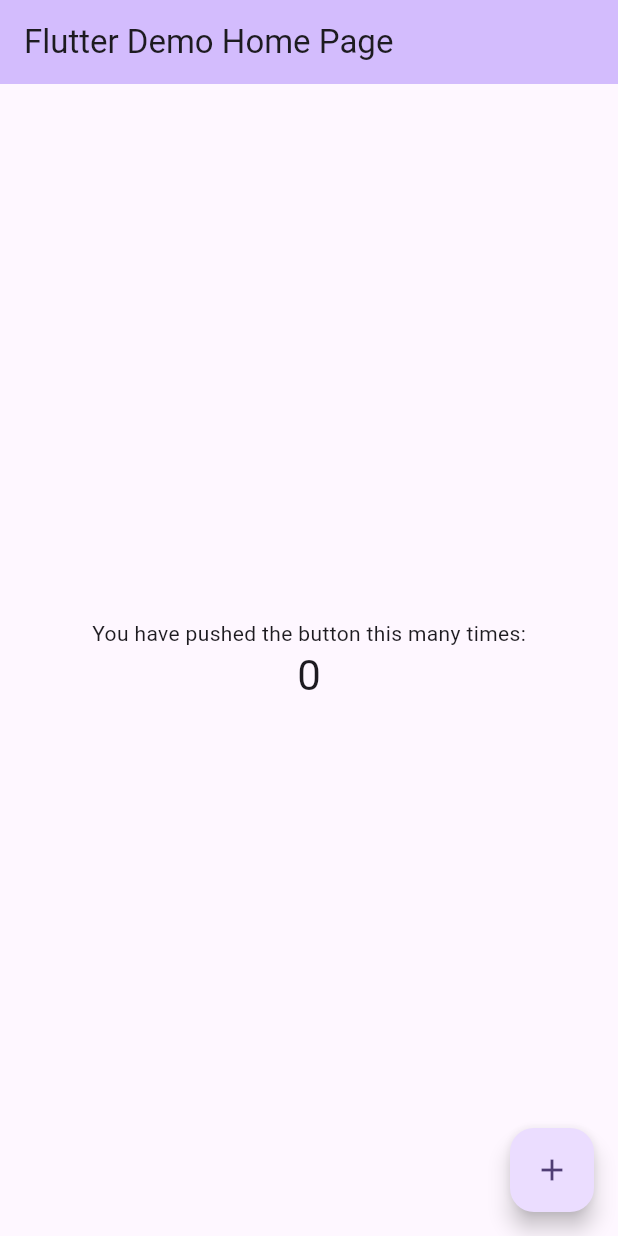
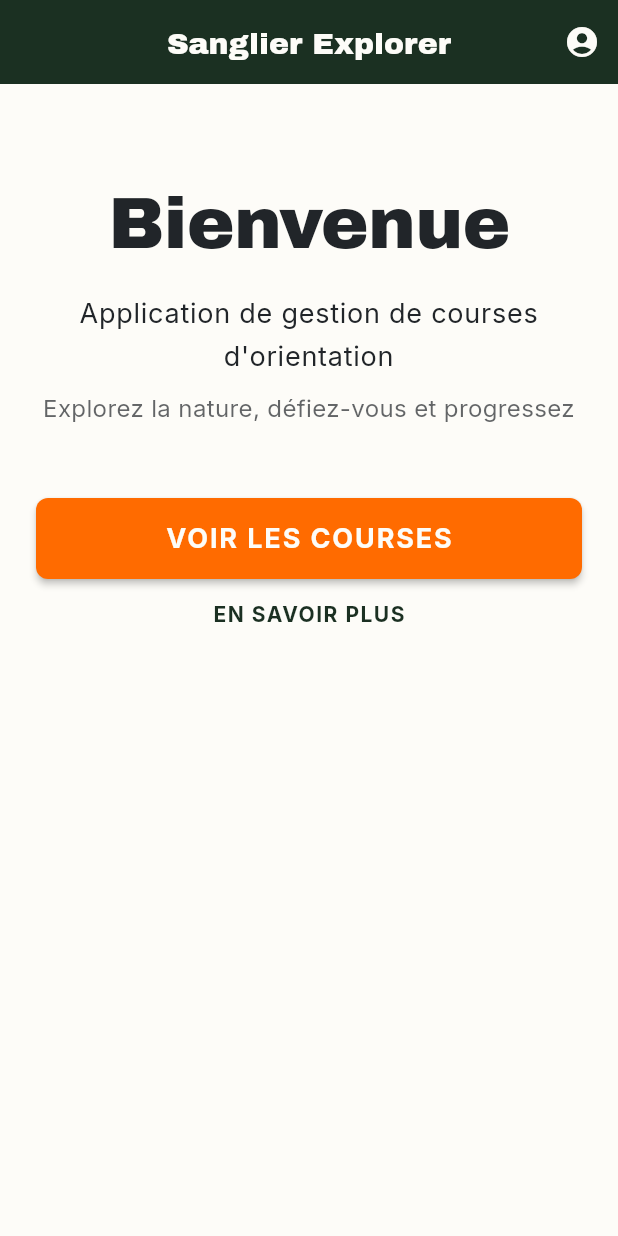
Before and after one commit to Gauthier-det/SAE_S5_mobile, a Flutter app: the screen it shows after launch, on a phone screen of 412 x 824 dp. Run offline on Flutter 3.47's test engine with Material 3 defaults, Android fonts, the phone set to English and light mode, and no system bars; our stand-ins replace google_fonts.

Commit message:
feat: add theme and typography setup

```diff
--- /dev/null
+++ b/lib/core/config/app_config.dart
@@ -0,0 +1,13 @@
+/// Application configuration constants
+class AppConfig {
+  AppConfig._();
+
+  /// Application name
+  static const String appName = 'Sanglier Explorer';
+
+  /// Application version
+  static const String appVersion = '1.0.0';
+
+  /// API Base URL
+  static const String apiBaseUrl = 'https://api.sanglier-explorer.fr';
+}
--- /dev/null
+++ b/lib/core/theme/app_colors.dart
@@ -0,0 +1,53 @@
+import 'package:flutter/material.dart';
+
+/// Palette de couleurs Sanglier Explorer
+///
+/// Inspirée par la nature et l'orientation forestière
+class AppColors {
+  AppColors._();
+
+  // ========================================
+  // Couleurs Primaires
+  // ========================================
+
+  /// Vert Sanglier - Couleur primaire de l'application
+  static const Color vertSanglier = Color(0xFF1B3022);
+
+  /// Mousse Profonde - Couleur secondaire
+  static const Color mousseProfonde = Color(0xFF2D5A27);
+
+  /// Orange Balise - Couleur d'accent pour les CTA
+  static const Color orangeBalise = Color(0xFFFF6B00);
+
+  // ========================================
+  // Couleurs Neutres
+  // ========================================
+
+  /// Bouleau - Fond de page principal
+  static const Color bouleau = Color(0xFFFDFCF8);
+
+  /// Charbon - Texte principal
+  static const Color charbon = Color(0xFF212529);
+
+  /// Galet - Inputs et gris clair
+  static const Color galet = Color(0xFFE9ECEF);
+
+  /// Écorce - Bordures et pied de page
+  static const Color ecorce = Color(0xFF7A5C43);
+
+  // ========================================
+  // Couleurs d'État
+  // ========================================
+
+  /// Succès (basé sur mousse profonde)
+  static const Color success = mousseProfonde;
+
+  /// Erreur
+  static const Color error = Color(0xFFDC3545);
+
+  /// Avertissement (basé sur orange balise)
+  static const Color warning = orangeBalise;
+
+  /// Info
+  static const Color info = Color(0xFF0DCAF0);
+}
--- /dev/null
+++ b/lib/core/theme/app_theme.dart
@@ -0,0 +1,169 @@
+import 'package:flutter/material.dart';
+
+import 'app_colors.dart';
+import 'app_typography.dart';
+
+/// Application theme configuration
+///
+/// Configuration complète du thème Sanglier Explorer avec :
+/// - Palette de couleurs nature/forêt
+/// - Typographies Google Fonts (Archivo Black + Inter)
+/// - Composants UI personnalisés
+class AppTheme {
+  AppTheme._();
+
+  /// Light theme configuration
+  static ThemeData get lightTheme {
+    return ThemeData(
+      useMaterial3: true,
+
+      // ========================================
+      // Color Scheme
+      // ========================================
+      colorScheme: ColorScheme(
+        brightness: Brightness.light,
+        primary: AppColors.vertSanglier,
+        onPrimary: AppColors.bouleau,
+        secondary: AppColors.mousseProfonde,
+        onSecondary: AppColors.bouleau,
+        tertiary: AppColors.orangeBalise,
+        onTertiary: AppColors.bouleau,
+        error: AppColors.error,
+        onError: AppColors.bouleau,
+        surface: AppColors.bouleau,
+        onSurface: AppColors.charbon,
+        surfaceContainerHighest: AppColors.galet,
+        outline: AppColors.ecorce,
+      ),
+
+      scaffoldBackgroundColor: AppColors.bouleau,
+
+      // ========================================
+      // Typography
+      // ========================================
+      textTheme: TextTheme(
+        // Titres
+        displayLarge: AppTypography.h1,
+        displayMedium: AppTypography.h2,
+        displaySmall: AppTypography.h3,
+        headlineLarge: AppTypography.h2,
+        headlineMedium: AppTypography.h3,
+        // Corps de texte
+        bodyLarge: AppTypography.bodyLarge,
+        bodyMedium: AppTypography.bodyMedium,
+        bodySmall: AppTypography.bodySmall,
+        // Labels
+        labelLarge: AppTypography.button,
+        labelMedium: AppTypography.labelForm,
+        labelSmall: AppTypography.caption,
+      ),
+
+      // ========================================
+      // AppBar Theme
+      // ========================================
+      appBarTheme: AppBarTheme(
+        centerTitle: true,
+        elevation: 0,
+        backgroundColor: AppColors.vertSanglier,
+        foregroundColor: AppColors.bouleau,
+        titleTextStyle: AppTypography.h3.copyWith(
+          color: AppColors.bouleau,
+          fontSize: 20,
+        ),
+        iconTheme: const IconThemeData(color: AppColors.bouleau),
+      ),
+
+      // ========================================
+      // Button Themes
+      // ========================================
+      elevatedButtonTheme: ElevatedButtonThemeData(
+        style: ElevatedButton.styleFrom(
+          backgroundColor: AppColors.orangeBalise,
+          foregroundColor: AppColors.bouleau,
+          textStyle: AppTypography.button,
+          padding: const EdgeInsets.symmetric(horizontal: 32, vertical: 16),
+          shape: RoundedRectangleBorder(borderRadius: BorderRadius.circular(8)),
+          elevation: 2,
+        ),
+      ),
+
+      outlinedButtonTheme: OutlinedButtonThemeData(
+        style: OutlinedButton.styleFrom(
+          foregroundColor: AppColors.vertSanglier,
+          textStyle: AppTypography.button.copyWith(
+            color: AppColors.vertSanglier,
+          ),
+          padding: const EdgeInsets.symmetric(horizontal: 32, vertical: 16),
+          side: const BorderSide(color: AppColors.vertSanglier, width: 2),
+          shape: RoundedRectangleBorder(borderRadius: BorderRadius.circular(8)),
+        ),
+      ),
+
+      textButtonTheme: TextButtonThemeData(
+        style: TextButton.styleFrom(
+          foregroundColor: AppColors.vertSanglier,
+          textStyle: AppTypography.buttonSmall,
+          padding: const EdgeInsets.symmetric(horizontal: 16, vertical: 8),
+        ),
+      ),
+
+      // ========================================
+      // Input Decoration Theme
+      // ========================================
+      inputDecorationTheme: InputDecorationTheme(
+        filled: true,
+        fillColor: AppColors.bouleau,
+        contentPadding: const EdgeInsets.symmetric(
+          horizontal: 16,
+          vertical: 16,
+        ),
+        border: OutlineInputBorder(
+          borderRadius: BorderRadius.circular(8),
+          borderSide: const BorderSide(color: AppColors.galet),
+        ),
+        enabledBorder: OutlineInputBorder(
+          borderRadius: BorderRadius.circular(8),
+          borderSide: const BorderSide(color: AppColors.galet, width: 1),
+        ),
+        focusedBorder: OutlineInputBorder(
+          borderRadius: BorderRadius.circular(8),
+          borderSide: const BorderSide(color: AppColors.vertSanglier, width: 2),
+        ),
+        errorBorder: OutlineInputBorder(
+          borderRadius: BorderRadius.circular(8),
+          borderSide: const BorderSide(color: AppColors.error, width: 1),
+        ),
+        focusedErrorBorder: OutlineInputBorder(
+          borderRadius: BorderRadius.circular(8),
+          borderSide: const BorderSide(color: AppColors.error, width: 2),
+        ),
+        labelStyle: AppTypography.labelForm,
+        hintStyle: AppTypography.inputPlaceholder,
+      ),
+
+      // ========================================
+      // Card Theme
+      // ========================================
+      cardTheme: CardThemeData(
+        elevation: 2,
+        shape: RoundedRectangleBorder(borderRadius: BorderRadius.circular(12)),
+        color: AppColors.bouleau,
+        surfaceTintColor: Colors.transparent,
+      ),
+
+      // ========================================
+      // Divider Theme
+      // ========================================
+      dividerTheme: const DividerThemeData(
+        color: AppColors.galet,
+        thickness: 1,
+        space: 24,
+      ),
+
+      // ========================================
+      // Icon Theme
+      // ========================================
+      iconTheme: const IconThemeData(color: AppColors.charbon, size: 24),
+    );
+  }
+}
--- /dev/null
+++ b/lib/core/theme/app_typography.dart
@@ -0,0 +1,141 @@
+import 'package:flutter/material.dart';
+import 'package:google_fonts/google_fonts.dart';
+
+import 'app_colors.dart';
+
+/// Configuration typographique de Sanglier Explorer
+///
+/// - Titres : Archivo Black (Impact & Aventure)
+/// - Corps : Inter (Clarté & Lecture)
+class AppTypography {
+  AppTypography._();
+
+  // ========================================
+  // Titres (Archivo Black)
+  // ========================================
+
+  /// H1 - Héro (80px sur desktop, adapté pour mobile)
+  static TextStyle get h1 => GoogleFonts.archivoBlack(
+    fontSize: 80,
+    height: 1.1,
+    color: AppColors.charbon,
+    letterSpacing: -1.5,
+  );
+
+  /// H2 - Sections (48px)
+  static TextStyle get h2 => GoogleFonts.archivoBlack(
+    fontSize: 48,
+    height: 1.2,
+    color: AppColors.charbon,
+    letterSpacing: -0.5,
+  );
+
+  /// H3 - Cartes (24px)
+  static TextStyle get h3 => GoogleFonts.archivoBlack(
+    fontSize: 24,
+    height: 1.3,
+    color: AppColors.charbon,
+    letterSpacing: 0,
+  );
+
+  // ========================================
+  // Corps de texte (Inter)
+  // ========================================
+
+  /// Paragraphe standard (18px)
+  static TextStyle get bodyLarge => GoogleFonts.inter(
+    fontSize: 18,
+    height: 1.6,
+    color: AppColors.charbon,
+    fontWeight: FontWeight.w400,
+  );
+
+  /// Texte secondaire (16px)
+  static TextStyle get bodyMedium => GoogleFonts.inter(
+    fontSize: 16,
+    height: 1.5,
+    color: AppColors.charbon,
+    fontWeight: FontWeight.w400,
+  );
+
+  /// Petit texte (14px)
+  static TextStyle get bodySmall => GoogleFonts.inter(
+    fontSize: 14,
+    height: 1.4,
+    color: AppColors.charbon,
+    fontWeight: FontWeight.w400,
+  );
+
+  // ========================================
+  // Labels et Formulaires
+  // ========================================
+
+  /// Labels de formulaires (14px Semibold)
+  static TextStyle get labelForm => GoogleFonts.inter(
+    fontSize: 14,
+    height: 1.4,
+    color: AppColors.charbon,
+    fontWeight: FontWeight.w600,
+    letterSpacing: 0.1,
+  );
+
+  /// Texte d'input
+  static TextStyle get inputText => GoogleFonts.inter(
+    fontSize: 16,
+    height: 1.5,
+    color: AppColors.charbon,
+    fontWeight: FontWeight.w400,
+  );
+
+  /// Placeholder d'input
+  static TextStyle get inputPlaceholder => GoogleFonts.inter(
+    fontSize: 16,
+    height: 1.5,
+    color: AppColors.charbon.withValues(alpha: 0.5),
+    fontWeight: FontWeight.w400,
+  );
+
+  // ========================================
+  // Boutons
+  // ========================================
+
+  /// Texte de bouton (18px Bold Majuscules)
+  static TextStyle get button => GoogleFonts.inter(
+    fontSize: 18,
+    height: 1.2,
+    color: AppColors.bouleau,
+    fontWeight: FontWeight.w700,
+    letterSpacing: 1.25,
+  );
+
+  /// Texte de petit bouton (14px Bold)
+  static TextStyle get buttonSmall => GoogleFonts.inter(
+    fontSize: 14,
+    height: 1.2,
+    color: AppColors.bouleau,
+    fontWeight: FontWeight.w700,
+    letterSpacing: 1,
+  );
+
+  // ========================================
+  // Utilitaires
+  // ========================================
+
+  /// Caption / Métadonnées (12px)
+  static TextStyle get caption => GoogleFonts.inter(
+    fontSize: 12,
+    height: 1.3,
+    color: AppColors.charbon.withValues(alpha: 0.7),
+    fontWeight: FontWeight.w400,
+    letterSpacing: 0.4,
+  );
+
+  /// Overline (12px Uppercase)
+  static TextStyle get overline => GoogleFonts.inter(
+    fontSize: 12,
+    height: 1.3,
+    color: AppColors.charbon.withValues(alpha: 0.7),
+    fontWeight: FontWeight.w600,
+    letterSpacing: 1.5,
+  );
+}
--- a/lib/main.dart
+++ b/lib/main.dart
@@ -1,121 +1,114 @@
 import 'package:flutter/material.dart';
 
+import 'core/config/app_config.dart';
+import 'core/theme/app_theme.dart';
+
+/// Entry point of the Sanglier Explorer application
 void main() {
-  runApp(const MyApp());
+  runApp(const SanglierExplorerApp());
 }
 
-class MyApp extends StatelessWidget {
-  const MyApp({super.key});
+/// Root widget of the application
+///
+/// Configures the MaterialApp with:
+/// - Custom theme
+/// - Navigation
+/// - Home page
+class SanglierExplorerApp extends StatelessWidget {
+  const SanglierExplorerApp({super.key});
 
-  // This widget is the root of your application.
   @override
   Widget build(BuildContext context) {
     return MaterialApp(
-      title: 'Flutter Demo',
-      theme: ThemeData(
-        // This is the theme of your application.
-        //
-        // TRY THIS: Try running your application with "flutter run". You'll see
-        // the application has a purple toolbar. Then, without quitting the app,
-        // try changing the seedColor in the colorScheme below to Colors.green
-        // and then invoke "hot reload" (save your changes or press the "hot
-        // reload" button in a Flutter-supported IDE, or press "r" if you used
-        // the command line to start the app).
-        //
-        // Notice that the counter didn't reset back to zero; the application
-        // state is not lost during the reload. To reset the state, use hot
-        // restart instead.
-        //
-        // This works for code too, not just values: Most code changes can be
-        // tested with just a hot reload.
-        colorScheme: .fromSeed(seedColor: Colors.deepPurple),
-      ),
-      home: const MyHomePage(title: 'Flutter Demo Home Page'),
+      title: '${AppConfig.appName} - Course d\'Orientation',
+      debugShowCheckedModeBanner: false,
+      theme: AppTheme.lightTheme,
+      home: const HomePage(),
     );
   }
 }
 
-class MyHomePage extends StatefulWidget {
-  const MyHomePage({super.key, required this.title});
-
-  // This widget is the home page of your application. It is stateful, meaning
-  // that it has a State object (defined below) that contains fields that affect
-  // how it looks.
-
-  // This class is the configuration for the state. It holds the values (in this
-  // case the title) provided by the parent (in this case the App widget) and
-  // used by the build method of the State. Fields in a Widget subclass are
-  // always marked "final".
-
-  final String title;
-
-  @override
-  State<MyHomePage> createState() => _MyHomePageState();
-}
-
-class _MyHomePageState extends State<MyHomePage> {
-  int _counter = 0;
-
-  void _incrementCounter() {
-    setState(() {
-      // This call to setState tells the Flutter framework that something has
-      // changed in this State, which causes it to rerun the build method below
-      // so that the display can reflect the updated values. If we changed
-      // _counter without calling setState(), then the build method would not be
-      // called again, and so nothing would appear to happen.
-      _counter++;
-    });
-  }
+/// Application home page
+///
+/// Displays:
+/// - Welcome message with hero title
+/// - Description text
+/// - Call-to-action buttons showcasing theme
+/// - AppBar with Sanglier Explorer branding
+class HomePage extends StatelessWidget {
+  const HomePage({super.key});
 
   @override
   Widget build(BuildContext context) {
-    // This method is rerun every time setState is called, for instance as done
-    // by the _incrementCounter method above.
-    //
-    // The Flutter framework has been optimized to make rerunning build methods
-    // fast, so that you can just rebuild anything that needs updating rather
-    // than having to individually change instances of widgets.
+    final theme = Theme.of(context);
+
     return Scaffold(
       appBar: AppBar(
-        // TRY THIS: Try changing the color here to a specific color (to
-        // Colors.amber, perhaps?) and trigger a hot reload to see the AppBar
-        // change color while the other colors stay the same.
-        backgroundColor: Theme.of(context).colorScheme.inversePrimary,
-        // Here we take the value from the MyHomePage object that was created by
-        // the App.build method, and use it to set our appbar title.
-        title: Text(widget.title),
+        title: Text(AppConfig.appName),
+        actions: [
+          IconButton(
+            icon: const Icon(Icons.account_circle),
+            onPressed: () {
+              // Navigate to profile
+            },
           ),
-      body: Center(
-        // Center is a layout widget. It takes a single child and positions it
-        // in the middle of the parent.
+        ],
+      ),
+      body: SingleChildScrollView(
+        child: Padding(
+          padding: const EdgeInsets.all(24.0),
           child: Column(
-          // Column is also a layout widget. It takes a list of children and
-          // arranges them vertically. By default, it sizes itself to fit its
-          // children horizontally, and tries to be as tall as its parent.
-          //
-          // Column has various properties to control how it sizes itself and
-          // how it positions its children. Here we use mainAxisAlignment to
-          // center the children vertically; the main axis here is the vertical
-          // axis because Columns are vertical (the cross axis would be
-          // horizontal).
-          //
-          // TRY THIS: Invoke "debug painting" (choose the "Toggle Debug Paint"
-          // action in the IDE, or press "p" in the console), to see the
-          // wireframe for each widget.
-          mainAxisAlignment: .center,
+            crossAxisAlignment: CrossAxisAlignment.stretch,
             children: [
-            const Text('You have pushed the button this many times:'),
+              const SizedBox(height: 40),
+
+              // Hero Title - Archivo Black
               Text(
-              '$_counter',
-              style: Theme.of(context).textTheme.headlineMedium,
+                'Bienvenue',
+                style: theme.textTheme.displayMedium,
+                textAlign: TextAlign.center,
+              ),
+
+              const SizedBox(height: 16),
+
+              // Subtitle - Inter
+              Text(
+                'Application de gestion de courses d\'orientation',
+                style: theme.textTheme.bodyLarge,
+                textAlign: TextAlign.center,
+              ),
+
+              const SizedBox(height: 8),
+
+              // Additional info
+              Text(
+                'Explorez la nature, défiez-vous et progressez',
+                style: theme.textTheme.bodyMedium?.copyWith(
+                  color: theme.colorScheme.onSurface.withValues(alpha: 0.7),
+                ),
+                textAlign: TextAlign.center,
+              ),
+
+              const SizedBox(height: 48),
+
+              // Primary CTA Button - Orange Balise
+              ElevatedButton(
+                onPressed: () {
+                  // Navigate to races
+                },
+                child: const Text('VOIR LES COURSES'),
+              ),
+
+              // Tertiary Button - Text
+              TextButton(
+                onPressed: () {
+                  // Navigate to info
+                },
+                child: const Text('EN SAVOIR PLUS'),
               ),
             ],
           ),
         ),
-      floatingActionButton: FloatingActionButton(
-        onPressed: _incrementCounter,
-        tooltip: 'Increment',
-        child: const Icon(Icons.add),
       ),
     );
   }
--- a/pubspec.yaml
+++ b/pubspec.yaml
@@ -2,7 +2,7 @@ name: sae5_g13_mobile
 description: "A new Flutter project."
 # The following line prevents the package from being accidentally published to
 # pub.dev using `flutter pub publish`. This is preferred for private packages.
-publish_to: 'none' # Remove this line if you wish to publish to pub.dev
+publish_to: "none" # Remove this line if you wish to publish to pub.dev
 
 # The following defines the version and build number for your application.
 # A version number is three numbers separated by dots, like 1.2.43
@@ -34,6 +34,7 @@ dependencies:
   # The following adds the Cupertino Icons font to your application.
   # Use with the CupertinoIcons class for iOS style icons.
   cupertino_icons: ^1.0.8
+  google_fonts: ^6.2.1
 
 dev_dependencies:
   flutter_test:
@@ -51,7 +52,6 @@ dev_dependencies:
 
 # The following section is specific to Flutter packages.
 flutter:
-
   # The following line ensures that the Material Icons font is
   # included with your application, so that you can use the icons in
   # the material Icons class.
```
Also changed, not shown: pubspec.lock, 2 other files. Lines whose indentation alone changed are shown as unchanged.
